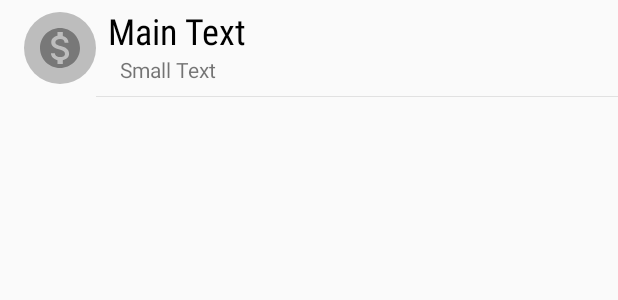
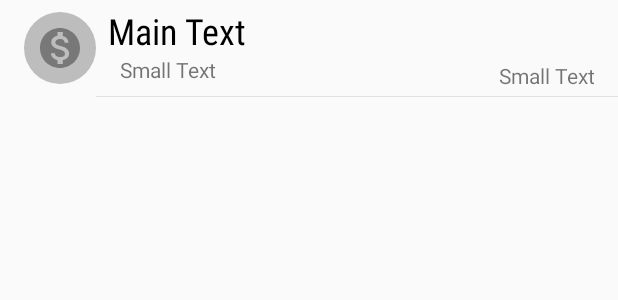
Before and after one commit to Geronimo-GG/FineFinRepo-master, an Android app: the layout todo_text_view.xml on its own in the app's theme, with its tools: preview values and no code run, on a phone screen of 412 x 824 dp. Shown: the top 300 px of the screen. Run offline under Robolectric (Android 15) with nearby library versions, the phone set to English and light mode, and no system bars.

```diff
--- a/app/build.gradle
+++ b/app/build.gradle
@@ -28,7 +28,6 @@ repositories {
 dependencies {
     compile fileTree(dir: 'libs', include: ['*.jar'])
     testCompile 'junit:junit:4.12'
-
     compile 'com.android.support:appcompat-v7:23.4.0'
     compile 'com.android.support:design:23.4.0'
     compile 'io.realm:realm-android:0.87.1'
@@ -37,6 +36,5 @@ dependencies {
     compile 'com.android.support:support-v4:23.4.0'
     compile 'com.android.support:cardview-v7:23.4.0'
     compile 'com.github.PhilJay:MPAndroidChart:v2.2.4'
-    compile group: 'com.google.code.gson', name: 'gson', version: '2.6.2'
-
+    compile 'com.google.code.gson:gson:2.6.2'
 }
--- a/app/src/main/java/dariabeliaeva/diploma/com/finefin/NewMain.java
+++ b/app/src/main/java/dariabeliaeva/diploma/com/finefin/NewMain.java
@@ -82,7 +82,7 @@ public class NewMain extends AppCompatActivity
     private void showPasswordScreen() {
         final EditText editTextPass = new EditText(this);
         editTextPass.setLayoutParams(new ViewGroup.LayoutParams(ViewGroup.LayoutParams.MATCH_PARENT, ViewGroup.LayoutParams.WRAP_CONTENT));
-        editTextPass.setInputType(InputType.TYPE_CLASS_NUMBER);
+        editTextPass.setInputType(InputType.TYPE_CLASS_NUMBER | InputType.TYPE_NUMBER_VARIATION_PASSWORD);
         dialog = null;
         dialog = new AlertDialog.Builder(this)
                 .setView(editTextPass)
--- a/app/src/main/res/layout/todo_text_view.xml
+++ b/app/src/main/res/layout/todo_text_view.xml
@@ -24,6 +24,7 @@
         android:layout_width="wrap_content"
         android:layout_gravity="center_vertical"
         android:padding="4dp"
+
         android:textSize="24sp"
         android:textColor="@android:color/white"
         android:layout_alignEnd="@+id/todo_text_view"
@@ -39,7 +40,8 @@
         android:layout_alignParentEnd="false"
         android:layout_toRightOf="@+id/imageView"
         android:layout_marginLeft="16dp"
-        android:layout_below="@+id/todo_text_view" />
+        android:layout_below="@+id/todo_text_view"
+        android:layout_toLeftOf="@+id/price_text_view" />
 
     <ImageView
         android:layout_width="48dp"
@@ -62,6 +64,18 @@
         android:layout_height="1px"
         android:layout_toEndOf="@+id/imageView"
         android:background="#1a000000"
-        android:layout_below="@+id/imageView"
-        android:layout_marginTop="8dp" />
+        android:layout_below="@+id/textView"
+        android:layout_marginTop="8dp"
+        android:id="@+id/frameLayout" />
+
+    <TextView
+        android:layout_width="wrap_content"
+        android:layout_height="wrap_content"
+        android:textAppearance="?android:attr/textAppearanceSmall"
+        android:text="Small Text"
+        android:id="@+id/tvDate"
+        android:layout_toEndOf="@+id/todo_text_view"
+        android:layout_below="@+id/price_text_view"
+        android:layout_alignRight="@+id/price_text_view"
+        android:gravity="right" />
 </RelativeLayout>
--- a/build.gradle
+++ b/build.gradle
@@ -5,7 +5,7 @@ buildscript {
         jcenter()
     }
     dependencies {
-        classpath 'com.android.tools.build:gradle:2.1.0'
+        classpath 'com.android.tools.build:gradle:2.1.2'
 
 
         // NOTE: Do not place your application dependencies here; they belong
```
Also changed, not shown: app/src/main/java/dariabeliaeva/diploma/com/finefin/FinListAdapter.java (+5 -5 lines), 2 other files.
